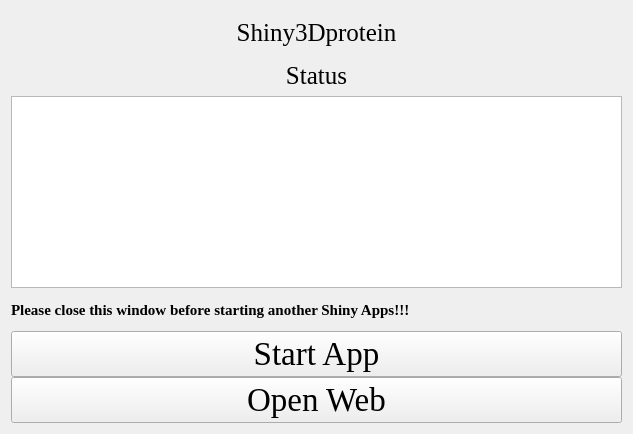
Above: Shiny3Dprotein.ui from hzaurzli/MicroWorldOmics before the change. Below: the same form after it.
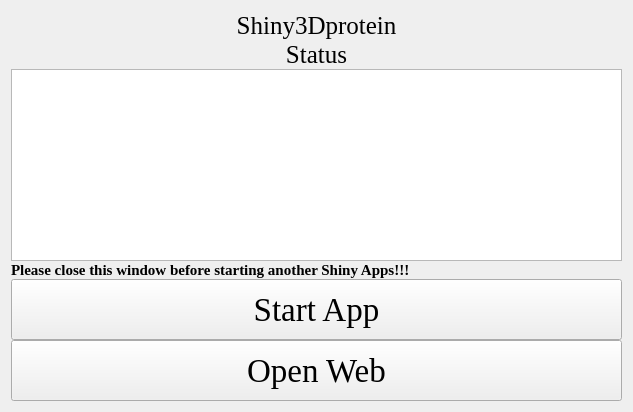
That is the form after the change. Icons and pictures are not drawn.

The edit to the form file:
```diff
--- a/Shiny3Dprotein.ui
+++ b/Shiny3Dprotein.ui
@@ -7,7 +7,7 @@
     <x>0</x>
     <y>0</y>
     <width>633</width>
-    <height>434</height>
+    <height>412</height>
    </rect>
   </property>
   <property name="windowTitle">
@@ -27,6 +27,12 @@
      </property>
      <item row="0" column="0" colspan="3">
       <widget class="QLabel" name="label">
+       <property name="sizePolicy">
+        <sizepolicy hsizetype="Preferred" vsizetype="Fixed">
+         <horstretch>0</horstretch>
+         <verstretch>0</verstretch>
+        </sizepolicy>
+       </property>
        <property name="font">
         <font>
          <family>Times New Roman</family>
@@ -43,6 +49,12 @@
      </item>
      <item row="3" column="0" colspan="3">
       <widget class="QLabel" name="label_4">
+       <property name="sizePolicy">
+        <sizepolicy hsizetype="Preferred" vsizetype="Fixed">
+         <horstretch>0</horstretch>
+         <verstretch>0</verstretch>
+        </sizepolicy>
+       </property>
        <property name="font">
         <font>
          <family>Times New Roman</family>
@@ -66,6 +78,12 @@
      </item>
      <item row="7" column="0" colspan="3">
       <widget class="QLabel" name="label_3">
+       <property name="sizePolicy">
+        <sizepolicy hsizetype="Preferred" vsizetype="Fixed">
+         <horstretch>0</horstretch>
+         <verstretch>0</verstretch>
+        </sizepolicy>
+       </property>
        <property name="font">
         <font>
          <family>Times New Roman</family>
@@ -81,6 +99,12 @@
      </item>
      <item row="8" column="0" colspan="3">
       <widget class="QPushButton" name="pushButton">
+       <property name="sizePolicy">
+        <sizepolicy hsizetype="Preferred" vsizetype="Preferred">
+         <horstretch>0</horstretch>
+         <verstretch>0</verstretch>
+        </sizepolicy>
+       </property>
        <property name="font">
         <font>
          <family>Times New Roman</family>
@@ -94,6 +118,12 @@
      </item>
      <item row="9" column="0" colspan="3">
       <widget class="QPushButton" name="pushButton_2">
+       <property name="sizePolicy">
+        <sizepolicy hsizetype="Preferred" vsizetype="Preferred">
+         <horstretch>0</horstretch>
+         <verstretch>0</verstretch>
+        </sizepolicy>
+       </property>
        <property name="font">
         <font>
          <family>Times New Roman</family>
```
